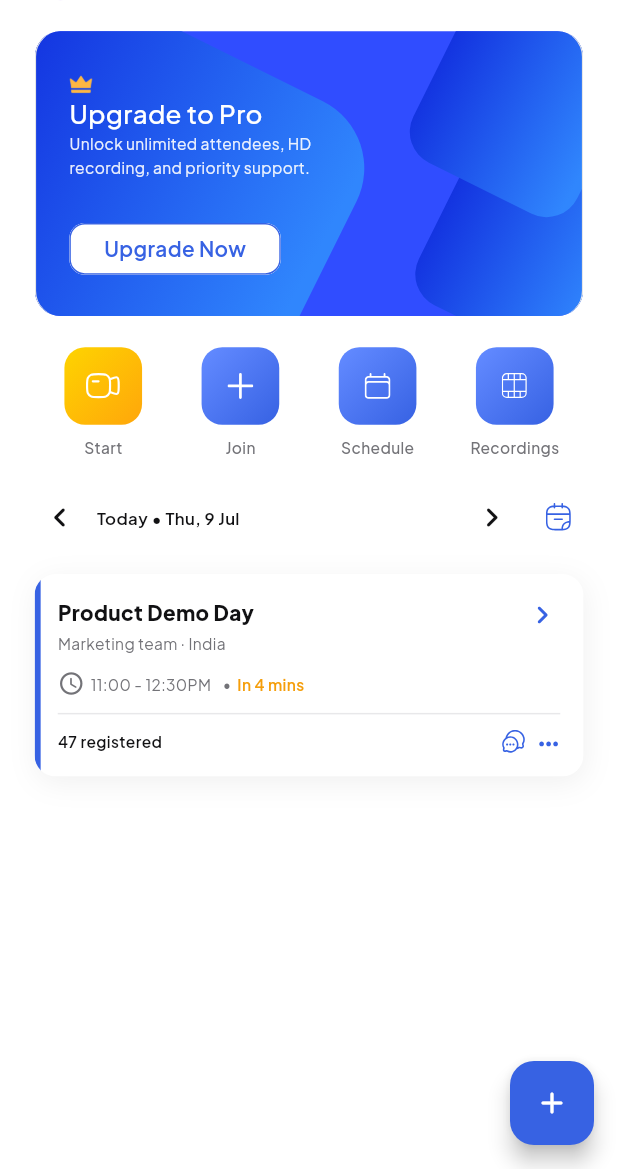
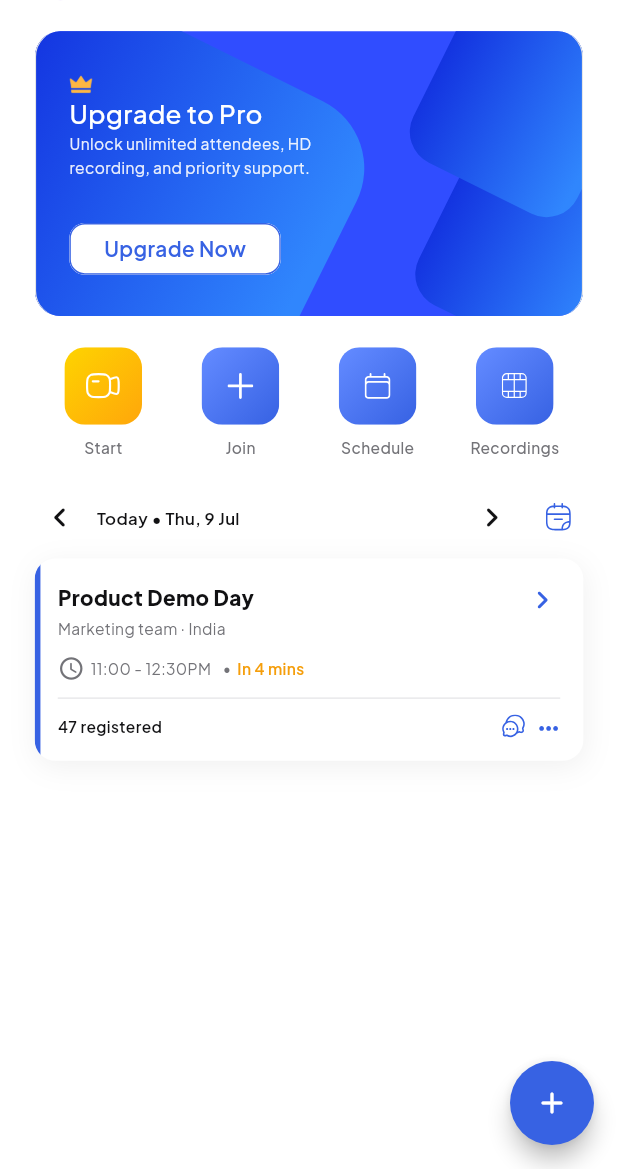
Before and after one commit to Yash-Nautiyal/AIDM, a Flutter app: the screen it shows after launch, on a phone screen of 412 x 824 dp, the part 67-1236 px from its top. Run offline on Flutter 3.47's test engine with Material 3 defaults, Android fonts, the phone set to English and light mode, and no system bars; our stand-ins replace flutter_svg, image_picker, permission_handler; project files that could hold a hidden picture were left out.

Commit message:
Added bottom sheet component; Added start and join bottom sheets

```diff
--- a/lib/core/constant/app_animations.dart
+++ b/lib/core/constant/app_animations.dart
@@ -1,16 +1,118 @@
+import 'dart:ui';
+
 import 'package:flutter/material.dart';
 
 abstract final class AppAnimations {
   static const Duration navDuration = Duration(milliseconds: 280);
   static const Duration contentDuration = Duration(milliseconds: 300);
+  static const Duration sheetDuration = Duration(milliseconds: 300);
 
   static const Curve standardCurve = Curves.easeOutCubic;
   static const Curve exitCurve = Curves.easeInCubic;
+  static const Curve backdropCurve = Curves.easeOut;
 
   static const double navSelectedScale = 1.06;
   static const double contentSlideOffset = 0.03;
   static const double dateContentSlideOffset = 0.08;
   static const double titleSlideOffset = 0.25;
+  static const double backdropBlurSigma = 5;
+  static const double backdropOverlayOpacity = 0.25;
+
+  /// Fades in a blurred, dimmed backdrop. Stays fixed while sheet content slides.
+  static Widget blurredBackdrop({
+    required Animation<double> animation,
+    required VoidCallback onDismiss,
+    double blurSigma = backdropBlurSigma,
+    double overlayOpacity = backdropOverlayOpacity,
+  }) {
+    return FadeTransition(
+      opacity: CurvedAnimation(parent: animation, curve: backdropCurve),
+      child: GestureDetector(
+        behavior: HitTestBehavior.opaque,
+        onTap: onDismiss,
+        child: BackdropFilter(
+          filter: ImageFilter.blur(sigmaX: blurSigma, sigmaY: blurSigma),
+          child: Container(
+            color: Colors.black.withValues(alpha: overlayOpacity),
+          ),
+        ),
+      ),
+    );
+  }
+
+  /// Slides content in from the bottom (e.g. bottom sheets).
+  static Widget bottomSheetEntrance({
+    required Animation<double> animation,
+    required Widget child,
+    Alignment alignment = Alignment.bottomCenter,
+  }) {
+    return SlideTransition(
+      position: Tween<Offset>(
+        begin: const Offset(0, 1),
+        end: Offset.zero,
+      ).animate(CurvedAnimation(parent: animation, curve: standardCurve)),
+      child: Align(alignment: alignment, child: child),
+    );
+  }
+
+  /// Blurred backdrop with foreground content that slides up independently.
+  static Widget blurredOverlay({
+    required Animation<double> animation,
+    required Widget child,
+    required VoidCallback onDismiss,
+    Alignment alignment = Alignment.bottomCenter,
+    double blurSigma = backdropBlurSigma,
+    double overlayOpacity = backdropOverlayOpacity,
+  }) {
+    return Stack(
+      fit: StackFit.expand,
+      children: [
+        blurredBackdrop(
+          animation: animation,
+          onDismiss: onDismiss,
+          blurSigma: blurSigma,
+          overlayOpacity: overlayOpacity,
+        ),
+        bottomSheetEntrance(
+          animation: animation,
+          alignment: alignment,
+          child: child,
+        ),
+      ],
+    );
+  }
+
+  /// Shows a bottom sheet with a fixed blurred background.
+  static Future<T?> showBlurredBottomSheet<T>(
+    BuildContext context, {
+    required Widget child,
+    bool barrierDismissible = true,
+    String barrierLabel = 'Dismiss',
+    Duration transitionDuration = sheetDuration,
+    Alignment alignment = Alignment.bottomCenter,
+    double blurSigma = backdropBlurSigma,
+    double overlayOpacity = backdropOverlayOpacity,
+  }) {
+    return showGeneralDialog<T>(
+      context: context,
+      barrierDismissible: barrierDismissible,
+      barrierLabel: barrierLabel,
+      barrierColor: Colors.transparent,
+      transitionDuration: transitionDuration,
+      pageBuilder: (context, animation, secondaryAnimation) {
+        return blurredOverlay(
+          animation: animation,
+          alignment: alignment,
+          blurSigma: blurSigma,
+          overlayOpacity: overlayOpacity,
+          onDismiss: () => Navigator.of(context).pop(),
+          child: child,
+        );
+      },
+      transitionBuilder: (context, animation, secondaryAnimation, child) =>
+          child,
+    );
+  }
 
   /// Stacks outgoing and incoming children for [AnimatedSwitcher].
   static Widget stackedSwitcherLayout(
--- a/lib/core/constant/app_assets.dart
+++ b/lib/core/constant/app_assets.dart
@@ -28,6 +28,7 @@ abstract class AppAssets {
   static const String notificationIcon = '${_iconPath}notification.svg';
   static const String alarmIcon = '${_iconPath}alarm.svg';
   static const String messagesIcon = '${_iconPath}messages.svg';
+  static const String closeIcon = '${_iconPath}cross.svg';
 
   // illustrations
   static const String calendarAlertIll =
--- a/lib/core/constant/app_dimensions.dart
+++ b/lib/core/constant/app_dimensions.dart
@@ -50,6 +50,8 @@ abstract final class AppDimensions {
   static double get radiusMd => 12.r;
   static double get radiusLg => 16.r;
   static double get radiusXl => 20.r;
+  static double get radius2xl => 24.r;
+  static double get radius3xl => 28.r;
 
   // OTP input
   static double get otpBoxWidth => 55.w;
@@ -63,4 +65,11 @@ abstract final class AppDimensions {
   //logo
   static double get logoWidth => 150.w;
   static double get logoHeight => 100.h;
+
+  // Icon Width
+  static double get iconWidthXs => 10.w;
+  static double get iconWidthSm => 12.w;
+  static double get iconWidthMd => 16.w;
+  static double get iconWidthLg => 20.w;
+  static double get iconWidthXl => 28.w;
 }
--- a/lib/feature/home/presentation/pages/home_page.dart
+++ b/lib/feature/home/presentation/pages/home_page.dart
@@ -2,11 +2,13 @@ import 'package:flutter/material.dart';
 
 import '../../../../core/constant/app_dimensions.dart';
 import '../../../../core/theme/app_theme_extension.dart';
-import '../widgets/home_header.dart';
-import '../widgets/home_meeting_row.dart';
-import '../widgets/home_upgrade_card.dart';
-import '../widgets/home_webinar_cards.dart';
-import '../widgets/home_webinar_list_view.dart';
+import '../widgets/sections/home_header.dart';
+import '../widgets/sections/home_meeting_row.dart';
+import '../widgets/sections/home_upgrade_card.dart';
+import '../widgets/sheets/join/join_webinar_sheet.dart';
+import '../widgets/sheets/start/start_webinar_sheet.dart';
+import '../widgets/webinar_list/home_webinar_cards.dart';
+import '../widgets/sections/home_webinar_list.dart';
 
 class HomePage extends StatelessWidget {
   const HomePage({super.key});
@@ -29,6 +31,7 @@ class HomePage extends StatelessWidget {
       backgroundColor: theme.backgroundPage,
       floatingActionButton: FloatingActionButton(
         onPressed: () {},
+        shape: const CircleBorder(),
         backgroundColor: theme.brandPrimary,
         child: const Icon(Icons.add_rounded, color: Colors.white),
       ),
@@ -48,13 +51,13 @@ class HomePage extends StatelessWidget {
               HomeUpgradeCard(onUpgradeTap: () {}),
               SizedBox(height: AppDimensions.spacingVertical2xl),
               HomeMeetingRow(
-                onStartTap: () {},
-                onJoinTap: () {},
+                onStartTap: () => showStartWebinarSheet(context),
+                onJoinTap: () => showJointWebinarSheet(context),
                 onScheduleTap: () {},
                 onRecordingsTap: () {},
               ),
               SizedBox(height: AppDimensions.spacingVertical2xl),
-              HomeWebinarListView(
+              HomeWebinarList(
                 title: 'No upcoming webinars',
                 subtitle: 'The Scheduled webinars will be listed here',
                 webinars: webinars,
--- a/lib/feature/home/presentation/widgets/home_meeting_row.dart
+++ b/lib/feature/home/presentation/widgets/sections/home_meeting_row.dart
@@ -103,23 +103,32 @@ class _HomeQuickActionTile extends StatelessWidget {
 
     return Column(
       children: [
-        Container(
+        Material(
+          color: Colors.transparent,
+          child: InkWell(
+            onTap: action.onTap,
+            borderRadius: BorderRadius.circular(AppDimensions.radiusLg),
+            splashColor: Colors.white.withValues(alpha: 0.12),
+            highlightColor: Colors.white.withValues(alpha: 0.08),
+            child: Ink(
               height: 60.h,
               width: 60.h,
               decoration: BoxDecoration(
                 gradient: action.background,
                 borderRadius: BorderRadius.circular(AppDimensions.radiusLg),
               ),
-          child: Column(
-            mainAxisAlignment: MainAxisAlignment.center,
-            children: [
-              SvgPicture.asset(
+              child: Center(
+                child: SvgPicture.asset(
                   action.icon,
                   alignment: Alignment.center,
                   height: 20.h,
-                colorFilter: ColorFilter.mode(Colors.white, BlendMode.srcIn),
+                  colorFilter: const ColorFilter.mode(
+                    Colors.white,
+                    BlendMode.srcIn,
                   ),
-            ],
+                ),
+              ),
+            ),
           ),
         ),
         SizedBox(height: AppDimensions.spacingSm),
--- a/lib/feature/home/presentation/widgets/home_upgrade_card.dart
+++ b/lib/feature/home/presentation/widgets/sections/home_upgrade_card.dart
@@ -5,7 +5,7 @@ import 'package:aidm/core/widgets/button/app_button.dart';
 import 'package:flutter/material.dart';
 import 'package:flutter_svg/flutter_svg.dart';
 
-import '../../../../core/utils/responsive_extension.dart';
+import '../../../../../core/utils/responsive_extension.dart';
 
 class HomeUpgradeCard extends StatelessWidget {
   const HomeUpgradeCard({super.key, this.onUpgradeTap});
--- a/lib/feature/home/presentation/widgets/home_webinar_list_view.dart
+++ b/lib/feature/home/presentation/widgets/sections/home_webinar_list.dart
@@ -4,13 +4,13 @@ import 'package:aidm/core/theme/app_theme_extension.dart';
 import 'package:aidm/core/theme/typography/app_typography_extension.dart';
 import 'package:flutter/material.dart';
 
-import '../../../../core/utils/date_time_utils.dart';
-import 'home_webinar_cards.dart';
-import 'home_webinar_date_filter.dart';
-import 'home_webinar_list_empty.dart';
+import '../../../../../core/utils/date_time_utils.dart';
+import '../webinar_list/home_webinar_cards.dart';
+import '../webinar_list/home_webinar_date_filter.dart';
+import '../webinar_list/home_webinar_list_empty.dart';
 
-class HomeWebinarListView extends StatefulWidget {
-  const HomeWebinarListView({
+class HomeWebinarList extends StatefulWidget {
+  const HomeWebinarList({
     super.key,
     required this.title,
     required this.subtitle,
@@ -30,10 +30,10 @@ class HomeWebinarListView extends StatefulWidget {
   final DateTime? initialDate;
 
   @override
-  State<HomeWebinarListView> createState() => _HomeWebinarListViewState();
+  State<HomeWebinarList> createState() => _HomeWebinarListState();
 }
 
-class _HomeWebinarListViewState extends State<HomeWebinarListView> {
+class _HomeWebinarListState extends State<HomeWebinarList> {
   late DateTime _selectedDate;
   int _slideDirection = 1;
 
@@ -81,7 +81,7 @@ class _HomeWebinarListViewState extends State<HomeWebinarListView> {
           onPrevTap: _goToPreviousDay,
           onNextTap: _goToNextDay,
         ),
-        SizedBox(height: AppDimensions.spacingVertical2xl),
+        SizedBox(height: AppDimensions.spacingVerticalMd),
         AppAnimations.contentSwitcher(
           switchKey:
               '${_selectedDate.toIso8601String()}-$hasWebinars-${visibleWebinars.length}',
--- a/lib/feature/home/presentation/widgets/home_webinar_cards.dart
+++ b/lib/feature/home/presentation/widgets/webinar_list/home_webinar_cards.dart
@@ -161,7 +161,7 @@ class HomeWebinarCard extends StatelessWidget {
                 child: Align(
                   alignment: Alignment.centerLeft,
                   child: Container(
-                    width: 4,
+                    width: 4.w,
                     decoration: BoxDecoration(
                       color: theme.brandPrimary,
                       borderRadius: BorderRadius.circular(
--- a/lib/feature/home/presentation/widgets/home_webinar_date_filter.dart
+++ b/lib/feature/home/presentation/widgets/webinar_list/home_webinar_date_filter.dart
@@ -88,7 +88,7 @@ class _ChevronButton extends StatelessWidget {
       color: Colors.transparent,
       child: InkWell(
         onTap: onTap,
-        borderRadius: BorderRadius.circular(999),
+        borderRadius: BorderRadius.circular(AppDimensions.radiusXl),
         splashColor: theme.brandPrimary.withValues(alpha: 0.08),
         highlightColor: theme.brandPrimary.withValues(alpha: 0.04),
         child: Padding(
--- a/lib/feature/home/presentation/widgets/home_webinar_list_empty.dart
+++ b/lib/feature/home/presentation/widgets/webinar_list/home_webinar_list_empty.dart
@@ -1,8 +1,8 @@
 import 'package:flutter/material.dart';
 
-import '../../../../core/constant/app_dimensions.dart';
-import '../../../../core/theme/app_theme_extension.dart';
-import '../../../../core/theme/typography/app_typography_extension.dart';
+import '../../../../../core/constant/app_dimensions.dart';
+import '../../../../../core/theme/app_theme_extension.dart';
+import '../../../../../core/theme/typography/app_typography_extension.dart';
 
 class HomeWebinarListEmpty extends StatelessWidget {
   const HomeWebinarListEmpty({
```
Also changed, not shown: lib/core/widgets/bottom_sheet/app_bottom_sheet.dart (added, +161 -0 lines), lib/core/widgets/bottom_sheet/show_app_bottom_sheet.dart (added, +38 -0 lines), lib/core/widgets/input/app_input2.dart (+11 -3 lines), lib/feature/home/presentation/widgets/sheets/join/join_webinar_sheet.dart (added, +54 -0 lines), lib/feature/home/presentation/widgets/sheets/start/start_sheet_privacy.dart (added, +70 -0 lines), lib/feature/home/presentation/widgets/sheets/start/start_sheet_setting_row.dart (added, +61 -0 lines), lib/feature/home/presentation/widgets/sheets/start/start_webinar_sheet.dart (added, +118 -0 lines), assets/icons/cross.svg (added), lib/feature/home/presentation/widgets/sections/home_header.dart (renamed from lib/feature/home/presentation/widgets/home_header.dart), 1 other file. Lines whose indentation alone changed are shown as unchanged.
